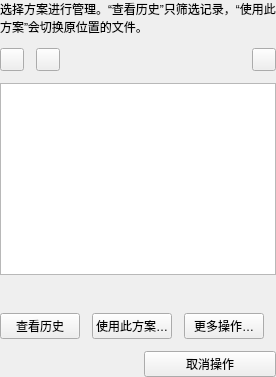
Old version of the form windows/mainwindow_child/homepage/pages/homepage_page_branches.ui in the repository Zao-chen/ZcVersionBox.
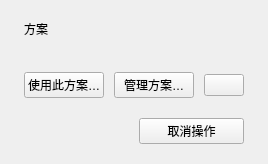
New version of the form.

Commit message: 重构历史页方案跳转与方案详情管理

The edit to the form file:
```diff
--- a/windows/mainwindow_child/homepage/pages/homepage_page_branches.ui
+++ b/windows/mainwindow_child/homepage/pages/homepage_page_branches.ui
@@ -3,26 +3,24 @@
  <class>HomePageBranchesPage</class>
  <widget class="QWidget" name="HomePageBranchesPage">
   <layout class="QVBoxLayout" name="layout">
-   <property name="leftMargin"><number>0</number></property>
-   <property name="topMargin"><number>0</number></property>
-   <property name="rightMargin"><number>0</number></property>
-   <property name="bottomMargin"><number>0</number></property>
-   <property name="spacing"><number>12</number></property>
-   <item><widget class="QLabel" name="description"><property name="text"><string>选择方案进行管理。“查看历史”只筛选记录，“使用此方案”会切换原位置的文件。</string></property><property name="wordWrap"><bool>true</bool></property></widget></item>
-   <item><layout class="QHBoxLayout" name="toolbar">
-    <item><widget class="QToolButton" name="createButton"><property name="toolButtonStyle"><enum>Qt::ToolButtonTextBesideIcon</enum></property></widget></item>
-    <item><widget class="QToolButton" name="fetchButton"><property name="toolButtonStyle"><enum>Qt::ToolButtonTextBesideIcon</enum></property></widget></item>
-    <item><spacer name="toolbarSpace"><property name="orientation"><enum>Qt::Horizontal</enum></property><property name="sizeHint" stdset="0"><size><width>0</width><height>0</height></size></property></spacer></item>
-    <item><widget class="QToolButton" name="refreshButton"/></item>
+   <property name="leftMargin"><number>24</number></property>
+   <property name="topMargin"><number>20</number></property>
+   <property name="rightMargin"><number>24</number></property>
+   <property name="bottomMargin"><number>20</number></property>
+   <property name="spacing"><number>10</number></property>
+   <item><layout class="QHBoxLayout" name="titleLayout">
+    <item><widget class="QLabel" name="branchName"><property name="text"><string>方案</string></property></widget></item>
+    <item><spacer name="titleSpace"><property name="orientation"><enum>Qt::Horizontal</enum></property><property name="sizeHint" stdset="0"><size><width>0</width><height>0</height></size></property></spacer></item>
+    <item><widget class="QLabel" name="branchState"><property name="text"><string/></property></widget></item>
    </layout></item>
-      <item><widget class="QTableView" name="branches"><property name="selectionBehavior"><enum>QAbstractItemView::SelectRows</enum></property><property name="selectionMode"><enum>QAbstractItemView::SingleSelection</enum></property><property name="editTriggers"><set>QAbstractItemView::NoEditTriggers</set></property><property name="wordWrap"><bool>false</bool></property></widget></item>
-      <item><widget class="QLabel" name="details"><property name="wordWrap"><bool>true</bool></property><property name="textInteractionFlags"><set>Qt::TextSelectableByMouse</set></property></widget></item>
-      <item><layout class="QHBoxLayout" name="actions">
-       <item><widget class="QPushButton" name="viewHistory"><property name="text"><string>查看历史</string></property></widget></item>
-       <item><widget class="QPushButton" name="useBranch"><property name="text"><string>使用此方案…</string></property></widget></item>
-       <item><widget class="QPushButton" name="operations"><property name="text"><string>更多操作…</string></property></widget></item>
-       <item><spacer name="actionSpace"><property name="orientation"><enum>Qt::Horizontal</enum></property><property name="sizeHint" stdset="0"><size><width>0</width><height>0</height></size></property></spacer></item>
-      </layout></item>
+   <item><widget class="QLabel" name="branchDetails"><property name="text"><string/></property><property name="wordWrap"><bool>true</bool></property><property name="textInteractionFlags"><set>Qt::TextSelectableByMouse</set></property></widget></item>
+   <item><layout class="QHBoxLayout" name="actions">
+    <item><widget class="QPushButton" name="useBranch"><property name="text"><string>使用此方案…</string></property></widget></item>
+    <item><widget class="QPushButton" name="operations"><property name="text"><string>管理方案…</string></property></widget></item>
+    <item><widget class="QPushButton" name="commonAncestors"><property name="text"><string/></property></widget></item>
+    <item><spacer name="actionSpace"><property name="orientation"><enum>Qt::Horizontal</enum></property><property name="sizeHint" stdset="0"><size><width>0</width><height>0</height></size></property></spacer></item>
+   </layout></item>
+   <item><widget class="QWidget" name="historyContainer"><layout class="QVBoxLayout" name="historyLayout"><property name="leftMargin"><number>0</number></property><property name="topMargin"><number>0</number></property><property name="rightMargin"><number>0</number></property><property name="bottomMargin"><number>0</number></property></layout></widget></item>
    <item><layout class="QHBoxLayout" name="statusLayout">
     <item><widget class="QLabel" name="status"><property name="wordWrap"><bool>true</bool></property></widget></item>
     <item><widget class="QPushButton" name="cancelTask"><property name="text"><string>取消操作</string></property></widget></item>
```
Left out of the diff: 5 changed lines with no effect on the pictures. The commit also changes 15 other files.
